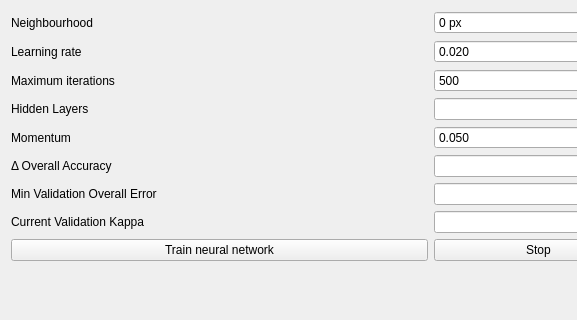
The window that src/molusce/ui/neuralnetworkwidgetbase.ui (nextgis/qgis_molusce) describes before a commit, drawn with Qt 5; both pictures show x 0 to 577 and y 0 to 320 of the 660 by 449 pixel window.
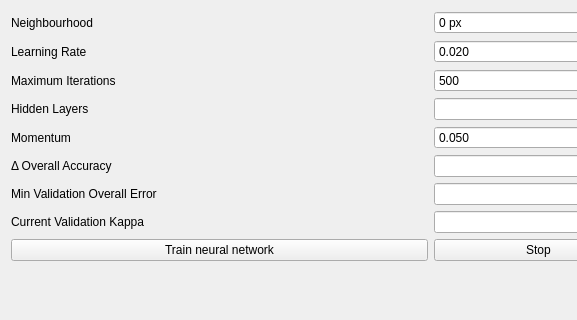
The same window after the commit.

Commit message: Correct ui's

Patch:
```diff
--- a/src/molusce/ui/neuralnetworkwidgetbase.ui
+++ b/src/molusce/ui/neuralnetworkwidgetbase.ui
@@ -46,7 +46,7 @@
      <item row="1" column="0">
       <widget class="QLabel" name="label_2">
        <property name="text">
-        <string>Learning rate</string>
+        <string>Learning Rate</string>
        </property>
       </widget>
      </item>
@@ -122,7 +122,7 @@
      <item row="2" column="0">
       <widget class="QLabel" name="label_3">
        <property name="text">
-        <string>Maximum iterations</string>
+        <string>Maximum Iterations</string>
        </property>
       </widget>
      </item>
```
The commit also changes 2 other files.
